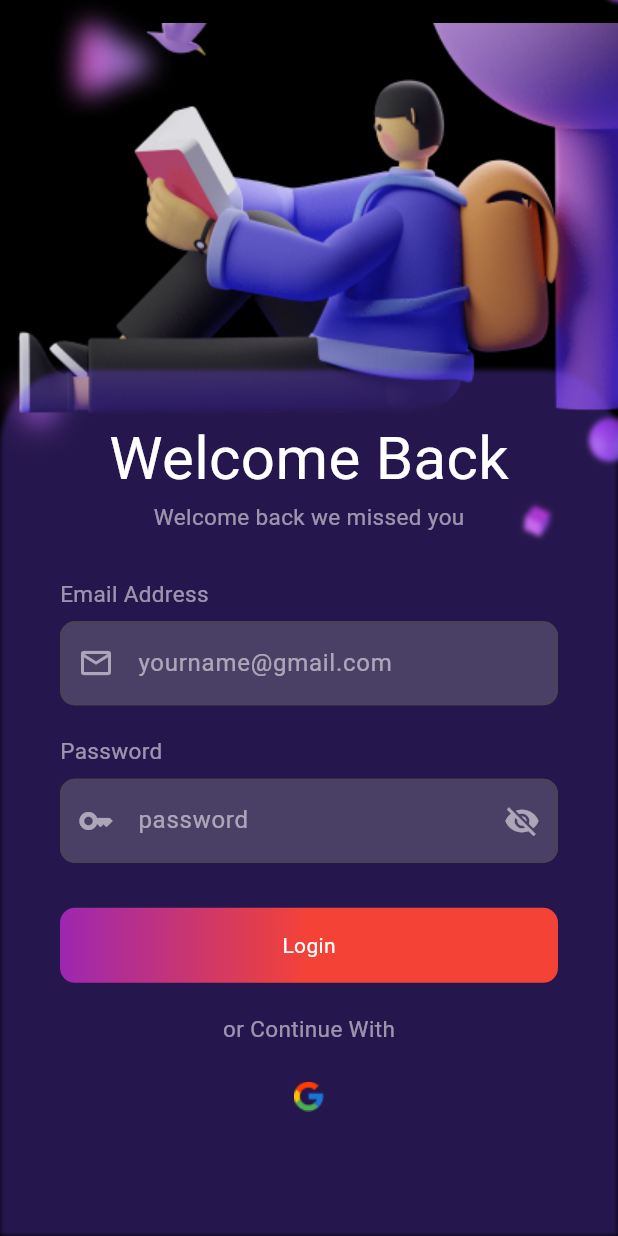
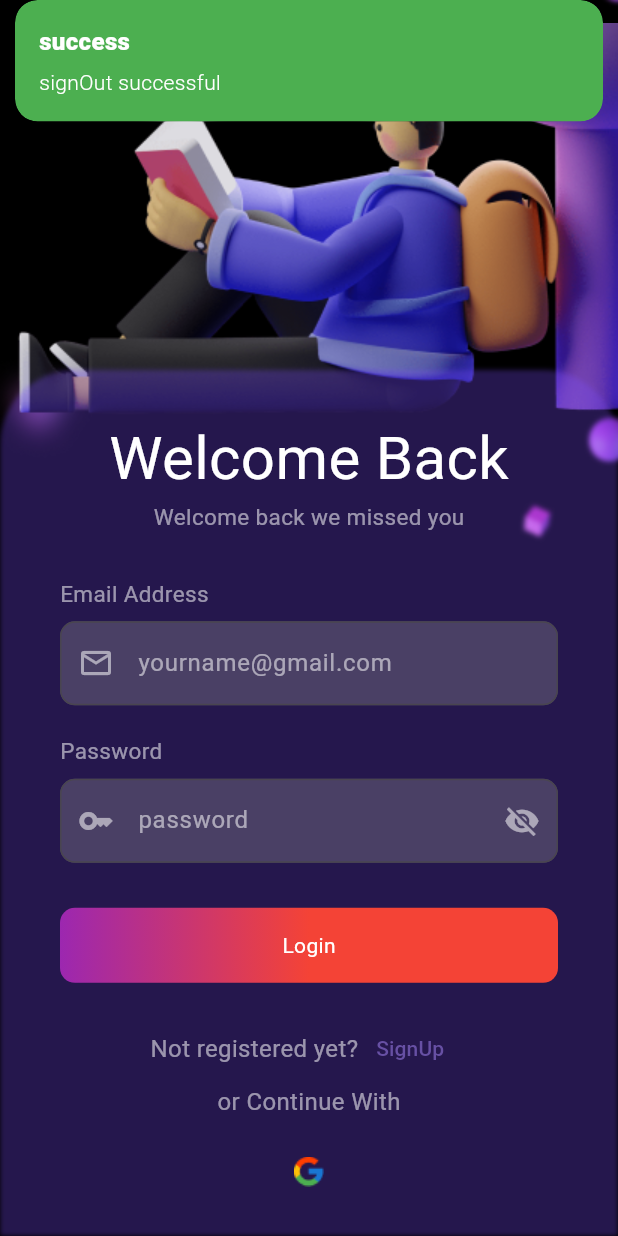
Before and after one commit to HasnainChd/nextpack_final_task, a Flutter app: the UserProfile screen opened directly, after a tap on the "logout" icon, on a phone screen of 412 x 824 dp. Run offline on Flutter 3.47's test engine with Material 3 defaults, Android fonts, the phone set to English and light mode, and no system bars; our stand-ins replace cloud_firestore, firebase_auth, firebase_core, get, google_sign_in, image_picker and 1 more; accounts and stored records are empty.

Commit message:
little bit changes

```diff
--- a/lib/Components/custom_snackbar.dart
+++ b/lib/Components/custom_snackbar.dart
@@ -14,6 +14,7 @@ class CustomSnackBar {
 
   static errorSnackBar(String text) {
     return Get.snackbar(
+      duration: Duration(seconds: 5),
       backgroundColor: Colors.red,
       'Error',
       text,
--- a/lib/Components/validators.dart
+++ b/lib/Components/validators.dart
@@ -7,7 +7,6 @@ class Validator {
       return 'Please enter a valid email';
     }
     return null;
-
   }
 
   static String? passwordValidator(String? value) {
@@ -25,9 +24,9 @@ class Validator {
 
   static String? nameValidator(String? value) {
     if (value == null || value.isEmpty) {
-      return 'please enter you name';
+      return 'please enter you name..';
     } else if (RegExp(r'[0-9]').hasMatch(value)) {
-      return 'Please enter a valid name';
+      return 'Please enter a valid name..';
     }
     return null;
   }
--- a/lib/Controllers/user_controller.dart
+++ b/lib/Controllers/user_controller.dart
@@ -15,12 +15,14 @@ class UserController extends GetxController {
   Rx<File?> selectedImage = Rx<File?>(null);
   final ImagePicker picker = ImagePicker();
 
+  var userName = "".obs;
+
   @override
   void onInit() {
     if (currentUser != null) {
       if (kDebugMode) {
         print("Logged-in User UID: ${currentUser!.uid}");
-      } // Debugging
+      }
       userStream.value = FirebaseFirestore.instance
           .collection('users')
           .doc(currentUser!.uid)
@@ -31,7 +33,7 @@ class UserController extends GetxController {
 
   Future<void> updateName(String newName) async {
     return await FirebaseFirestore.instance
-        .collection('user')
+        .collection('users')
         .doc(currentUser!.uid)
         .update({'name': newName});
   }
--- a/lib/Utils/shared_preferences.dart
+++ b/lib/Utils/shared_preferences.dart
@@ -1,8 +1,8 @@
-
 import 'package:shared_preferences/shared_preferences.dart';
 
 class SharedPrefHelper {
-  static Future<void> saveUserData(String uid, String email, String name) async {
+  static Future<void> saveUserData(String uid, String email,
+      String name) async {
     final SharedPreferences prefs = await SharedPreferences.getInstance();
     await prefs.setString('uid', uid);
     await prefs.setString('email', email);
--- a/lib/Vews/auth/login_page.dart
+++ b/lib/Vews/auth/login_page.dart
@@ -139,24 +139,34 @@ class LoginPage extends StatelessWidget {
                             },
                             text: 'Login'),
                         SizedBox(height: 20),
-                        // TextButton(
-                        //     onPressed: () {
-                        //       Get.off(SignUpPage());
-                        //     },
-                        //     child: Text('Signup')),
+                        Row(
+                          mainAxisAlignment: MainAxisAlignment.center,
+                          children: [
+                            TextComponent(
+                                text: 'Not registered yet?',
+                                fontSize: 16,
+                                color: Colors.white54),
+                            TextButton(
+                                onPressed: () {
+                                  Get.offAll(SignUpPage());
+                                },
+                                child: Text('SignUp ')),
+                          ],
+                        ),
                         Row(
                           mainAxisAlignment: MainAxisAlignment.center,
                           children: [
                             TextComponent(
                               text: 'or Continue With',
-                              fontSize: 15,
+                              fontWeight: FontWeight.bold,
+                              fontSize: 16,
                               color: Colors.white54,
                             ),
                           ],
                         ),
                         SizedBox(height: 20),
                         Center(
-                          child: InkWell(
+                          child: GestureDetector(
                             onTap: () async {
                               final result =
                                   await authController.signInWithGoogle();
@@ -167,8 +177,14 @@ class LoginPage extends StatelessWidget {
                                   'login Successful');
                               Get.offAll(UserProfile());
                             },
-                            child: Image.asset('assets/google_image.png',
-                                height: 30),
+                            child: Obx(
+                              ()=> authController.isLoading.value
+                                  ? CircularProgressIndicator(
+                                      color: Colors.white,
+                                    )
+                                  : Image.asset('assets/google_image.png',
+                                      height: 30),
+                            ),
                           ),
                         )
                       ],
--- a/lib/Vews/profile/user_profile.dart
+++ b/lib/Vews/profile/user_profile.dart
@@ -1,5 +1,6 @@
 import 'package:flutter/material.dart';
 import 'package:get/get.dart';
+import 'package:next_final_task/Components/custom_snackbar.dart';
 import 'package:next_final_task/Components/edit_dialog.dart';
 import 'package:next_final_task/Components/text_component.dart';
 import 'package:next_final_task/Controllers/auth_controller.dart';
@@ -32,6 +33,7 @@ class UserProfile extends StatelessWidget {
           IconButton(
               onPressed: () async {
                 authController.signOut();
+                CustomSnackBar.successSnackBar('signOut successful');
               },
               icon: Icon(
                 Icons.logout,
@@ -51,15 +53,17 @@ class UserProfile extends StatelessWidget {
               final user = snapshots.data;
               return Column(
                 children: [
-                  Obx(() => InkWell(
+                  Obx(() => GestureDetector(
                         onTap: () {
                           userController.pickImage();
                         },
                         child: CircleAvatar(
                           radius: 70,
                           backgroundColor: Colors.deepPurple.shade200,
-                      backgroundImage: userController.selectedImage.value != null
-                          ? FileImage(userController.selectedImage.value!) // Use FileImage
+                          backgroundImage:
+                              userController.selectedImage.value != null
+                                  ? FileImage(userController
+                                      .selectedImage.value!) // Use FileImage
                                   : null,
                           child: userController.selectedImage.value == null
                               ? Icon(Icons.camera_alt, color: Colors.white)
@@ -85,10 +89,9 @@ class UserProfile extends StatelessWidget {
                           onPressed: () {
                             showEditDialog(
                               context,
-                              user['name'] ?? "No Name", // Pass current name
+                              user['name'] ?? "No Name",
                               (newName) {
-                                userController
-                                    .updateName(newName); // Update Firestore
+                                userController.updateName(newName);
                               },
                             );
                           },
```
Also changed, not shown: lib/Components/dialog_component.dart (deleted, +0 -19 lines), lib/Components/edit_dialog.dart (+20 -11 lines), lib/Controllers/auth_controller.dart (+6 -1 lines), lib/Vews/auth/signup_page.dart (+17 -8 lines). Lines whose indentation alone changed are shown as unchanged.
